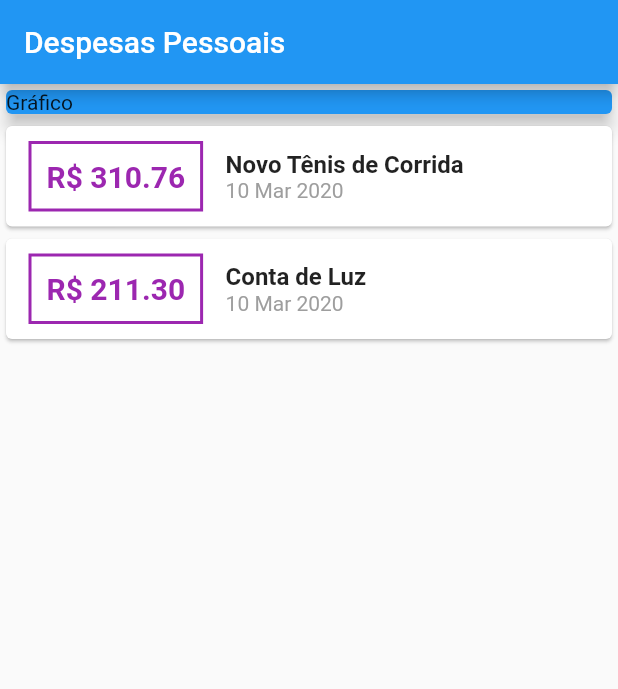
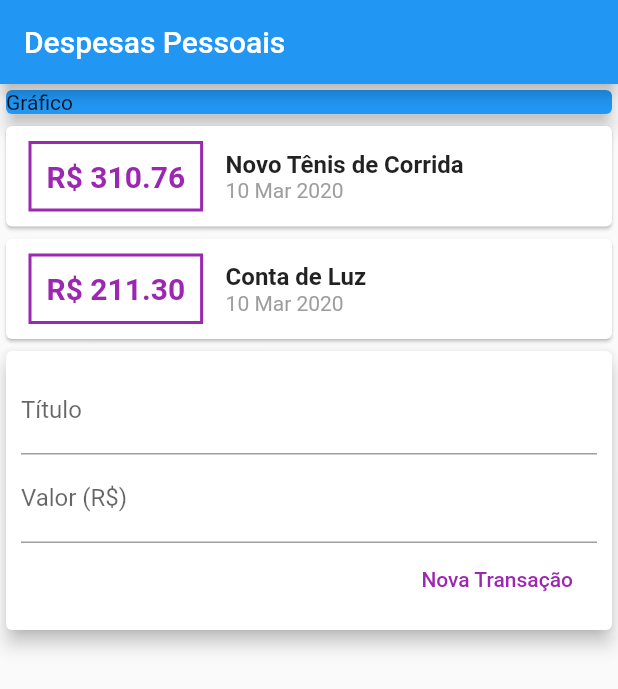
Before and after one commit to wellingtondw/expenses-controller, a Flutter app: the screen it shows after launch, on a phone screen of 412 x 824 dp. Shown: the top 689 px of the screen. Run offline on Flutter 3.47's test engine with Material 2 defaults, Android fonts, the phone set to English and light mode, and no system bars.

Commit message:
add transaction form

```diff
--- a/lib/main.dart
+++ b/lib/main.dart
@@ -75,11 +75,40 @@ class MyHomePage extends StatelessWidget {
                           style: TextStyle(color: Colors.grey),
                         )
                       ],
-                    )
+                    ),
                   ],
                 ));
               }).toList(),
-            )
+            ),
+            Card(
+                elevation: 5,
+                child: Padding(
+                  padding: const EdgeInsets.all(10),
+                  child: Column(
+                    children: <Widget>[
+                      TextField(
+                        decoration: InputDecoration(
+                          labelText: 'Título',
+                        ),
+                      ),
+                      TextField(
+                        decoration: InputDecoration(
+                          labelText: 'Valor (R\$)',
+                        ),
+                      ),
+                      Row(
+                        mainAxisAlignment: MainAxisAlignment.end,
+                        children: <Widget>[
+                          FlatButton(
+                            child: Text('Nova Transação'),
+                            onPressed: () {},
+                            textColor: Colors.purple,
+                          ),
+                        ],
+                      )
+                    ],
+                  ),
+                ))
           ],
         ));
   }
```
